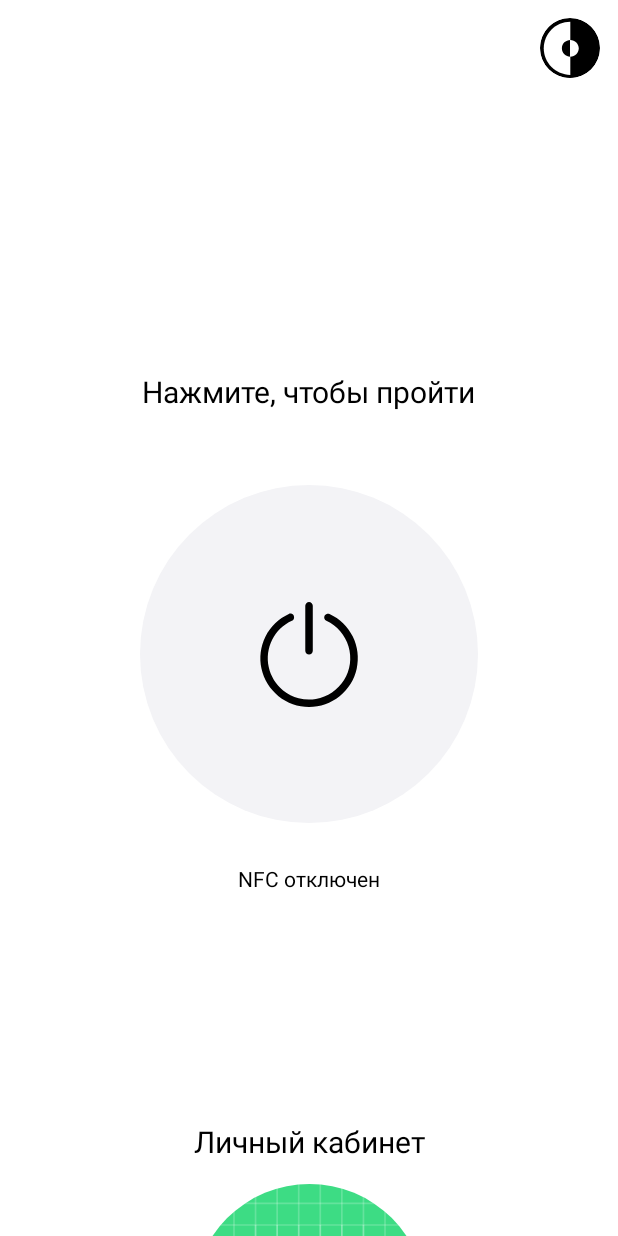
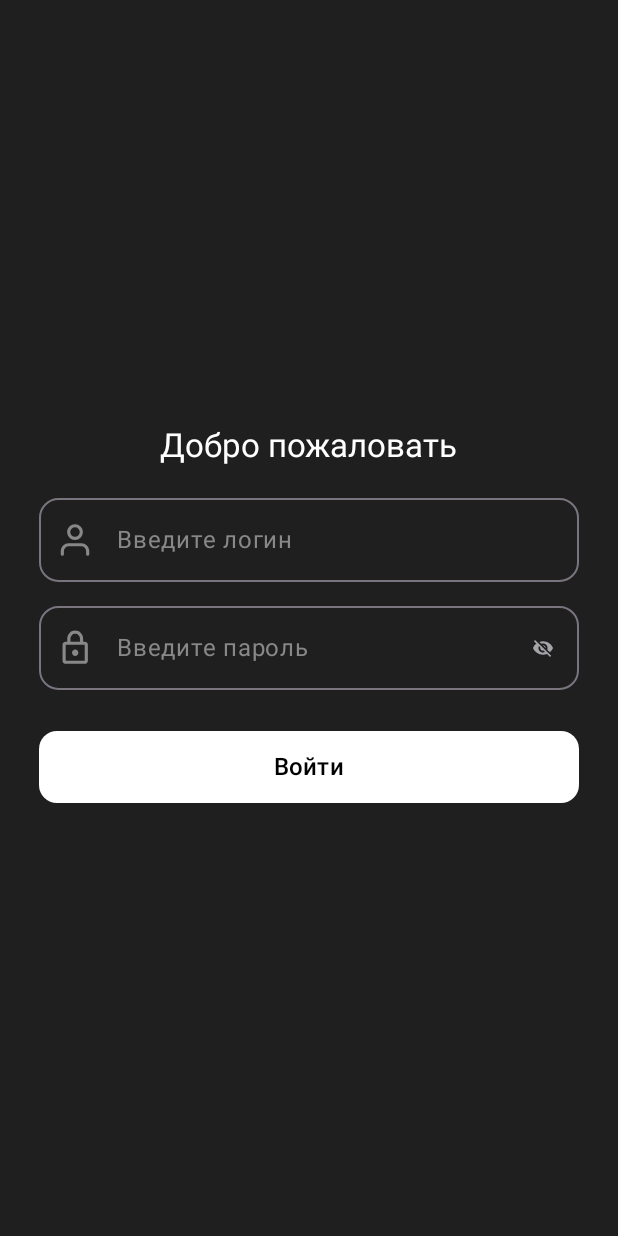
Before and after one commit to nigdgs/openway_access, an Android app built with Jetpack Compose: the screen it shows after launch (MainActivity), on a phone screen of 412 x 824 dp. Run offline under Robolectric (Android 15) with nearby library versions, the phone set to English and light mode, and no system bars.

Commit message:
Добавление авторизации (надо будет доделать!)

```diff
--- a/android/OpenWay/app/build.gradle.kts
+++ b/android/OpenWay/app/build.gradle.kts
@@ -49,6 +49,7 @@ dependencies {
     implementation(libs.androidx.ui.graphics)
     implementation(libs.androidx.ui.tooling.preview)
     implementation(libs.androidx.material3)
+    implementation(libs.androidx.foundation)
     testImplementation(libs.junit)
     androidTestImplementation(libs.androidx.junit)
     androidTestImplementation(libs.androidx.espresso.core)
--- /dev/null
+++ b/android/OpenWay/app/src/main/java/com/example/openway/LoginScreen.kt
@@ -0,0 +1,193 @@
+package com.example.openway
+
+
+
+import androidx.compose.foundation.background
+import androidx.compose.foundation.layout.Box
+import androidx.compose.foundation.layout.Column
+import androidx.compose.foundation.layout.Spacer
+import androidx.compose.foundation.layout.fillMaxSize
+import androidx.compose.foundation.layout.fillMaxWidth
+import androidx.compose.foundation.layout.height
+import androidx.compose.foundation.layout.padding
+import androidx.compose.foundation.layout.size
+import androidx.compose.foundation.shape.RoundedCornerShape
+import androidx.compose.foundation.text.KeyboardOptions
+import androidx.compose.material3.Button
+import androidx.compose.material3.ButtonDefaults
+import androidx.compose.material3.Icon
+import androidx.compose.material3.IconButton
+import androidx.compose.material3.LocalTextStyle
+import androidx.compose.material3.OutlinedTextField
+import androidx.compose.material3.Text
+import androidx.compose.runtime.Composable
+import androidx.compose.runtime.getValue
+import androidx.compose.runtime.mutableStateOf
+import androidx.compose.runtime.saveable.rememberSaveable
+import androidx.compose.runtime.setValue
+import androidx.compose.ui.Alignment
+import androidx.compose.ui.Modifier
+import androidx.compose.ui.graphics.Color
+import androidx.compose.ui.res.colorResource
+import androidx.compose.ui.res.painterResource
+import androidx.compose.ui.unit.dp
+import androidx.compose.ui.unit.sp
+import androidx.compose.ui.text.input.ImeAction
+import androidx.compose.ui.text.input.KeyboardType
+import androidx.compose.ui.text.input.PasswordVisualTransformation
+import androidx.compose.ui.text.input.VisualTransformation
+import androidx.compose.ui.tooling.preview.Preview
+
+
+@Preview(showBackground = true, showSystemUi = true)
+@Composable
+fun LoginScreen() {
+    // Состояния логина и пароля
+    var login by rememberSaveable { mutableStateOf("") }
+    var password by rememberSaveable { mutableStateOf("") }
+
+    // Состояние показывать ли пароль в виде текста или точками
+    var flagPassword by rememberSaveable { mutableStateOf(false) }
+
+    // Основной котейнер
+    Box(
+        modifier = Modifier
+            .fillMaxSize() // растягиваем на весь экран
+            .background(colorResource(R.color.dark_theme)) // цвет фона
+            .padding(16.dp) // отступы
+    ) {
+        // Колонки
+        Column(
+            modifier = Modifier
+                .align(Alignment.Center) // выравневание колонок по цетру
+                .fillMaxWidth(), // растягивание колонок на всю ширину
+            horizontalAlignment = Alignment.CenterHorizontally // сожержимое колонки по центру
+        ) {
+            Text(
+                text = "Добро пожаловать",
+                fontSize = 22.sp,
+                color = Color.White
+            )
+
+            Spacer(Modifier.height(20.dp)) // отступ
+
+            // Поле логина
+            OutlinedTextField(
+                value = login, // текущее значение поля
+                onValueChange = { login = it},
+                placeholder = { // подсказка
+                    Text(
+                        text = "Введите логин",
+                        color = Color.Gray
+                    )
+                },
+
+                singleLine = true, // поля в одну строку
+
+                keyboardOptions = KeyboardOptions( // натсройка клавиатуры
+                    keyboardType = KeyboardType.Text, // обычная клавиатура
+                    imeAction = ImeAction.Next        // кнопка "Далее" на клавиатуре
+                ),
+
+                textStyle = LocalTextStyle.current.copy( // стиль текста ввода
+                    color = Color.White, // цвет
+                    fontSize = 16.sp // рахмер
+                ),
+
+                leadingIcon = {
+                    Icon( // иконка пользователя
+                        painter = painterResource(R.drawable.person),
+                        contentDescription = "Логин",
+                        modifier = Modifier.size(25.dp),
+                        tint = Color.Gray
+                    )
+                },
+
+                modifier = Modifier
+                    .fillMaxWidth() // растягиваем на все ширину
+                    .padding(horizontal = 10.dp, vertical = 2.dp),
+                shape = RoundedCornerShape(13.dp) // cкругление
+            )
+
+            Spacer(Modifier.height(12.dp)) // отступ
+
+            // поле пароля
+            OutlinedTextField(
+                value = password, // текущее значение пароля
+                onValueChange = { password = it },
+                placeholder = { // подсказка
+                    Text(
+                        text = "Введите пароль",
+                        color = Color.Gray
+                    )
+                },
+                singleLine = true,
+
+                // Настройка отображения текста
+                visualTransformation = if (flagPassword) {
+                    VisualTransformation.None
+                } else {
+                    PasswordVisualTransformation()
+                },
+
+                //
+                keyboardOptions = KeyboardOptions ( // натсройка клавиатуры
+                    keyboardType = KeyboardType.Password, // клавиатура для пароля
+                    imeAction = ImeAction.Done // кнопка "Готово" на клавиатуре
+                ),
+
+                textStyle = LocalTextStyle.current.copy( // стиль текста ввода
+                    color = Color.White, // цвет
+                    fontSize = 16.sp // рахмер
+                ),
+
+                leadingIcon = {
+                    Icon( // иконка замка
+                        painter = painterResource(R.drawable.lock),
+                        contentDescription = "Логин",
+                        modifier = Modifier.size(25.dp),
+                        tint = Color.Gray
+                    )
+                },
+
+                // Иконка справа - "Глаз", чтобы покказывать/скрывать пароль
+                trailingIcon = {
+                    IconButton( onClick = { flagPassword = !flagPassword} ) {
+                        Icon( // иконка глаза
+                            painter = painterResource(
+                                id = if (flagPassword) R.drawable.eye
+                                else R.drawable.crossed_eye
+                            ),
+                            contentDescription = "Показать/скрыть пароль",
+                            tint = colorResource(R.color.icons)
+                        )
+                    }
+                },
+
+                modifier = Modifier
+                    .fillMaxWidth() // растягиваем на все ширину
+                    .padding(horizontal = 10.dp, vertical = 2.dp),
+                shape = RoundedCornerShape(13.dp) // cкругление
+            )
+
+            Spacer(Modifier.height(20.dp))
+
+            Button(
+                onClick = {
+                    // надо добавить проверку
+                },
+                modifier = Modifier
+                    .fillMaxWidth() // кнопка на всю ширину
+                    .padding(horizontal = 10.dp, vertical = 5.dp)
+                    .height(48.dp), // высота кнопки
+                shape = RoundedCornerShape(12.dp),
+                colors = ButtonDefaults.buttonColors(
+                    containerColor = Color.White,
+                    contentColor = Color.Black
+                )
+            ) {
+                Text("Войти", fontSize = 16.sp) // надпись на кнопке
+            }
+        }
+    }
+}
--- a/android/OpenWay/app/src/main/java/com/example/openway/MainActivity.kt
+++ b/android/OpenWay/app/src/main/java/com/example/openway/MainActivity.kt
@@ -53,7 +53,8 @@ class MainActivity : ComponentActivity() {
     override fun onCreate(savedInstanceState: Bundle?) {
         super.onCreate(savedInstanceState)
         setContent {
-            MainScreen()
+            //MainScreen()
+            LoginScreen()
         }
     }
 }
@@ -61,10 +62,10 @@ class MainActivity : ComponentActivity() {
 
 @Composable
 fun MainScreen () {
-    var flagIcButton by remember { mutableStateOf(false) } // переменная состояния кнопки светлого/темного режима
+    var flagTheme by remember { mutableStateOf(false) } // переменная состояния кнопки светлого/темного режима
 
     val box_color by animateColorAsState( // переменная плавного перехода цвета
-        targetValue = if (flagIcButton) {
+        targetValue = if (flagTheme) {
             colorResource(R.color.dark_theme)
         } else {
             Color.White
@@ -82,11 +83,11 @@ fun MainScreen () {
             .systemBarsPadding() // отступы от статусбара (то есть верхней системы!)
             .background(box_color) // в переменной все написанно
     ) {
-        Content(flagIcButton)
+        Content(flagTheme)
 
         PhotoIconToggleButton(
-            flagIcButton = flagIcButton,
-            onIcButton = {flagIcButton = !flagIcButton},
+            flagIcButton = flagTheme,
+            onIcButton = {flagTheme = !flagTheme},
             modifier = Modifier
                 .align (Alignment.TopEnd) // ставим в правый верхний угол
                 .padding(12.dp) // отступ от угла
@@ -100,7 +101,7 @@ fun PhotoIconToggleButton (
     flagIcButton: Boolean, // флаг состояния вкл/выкл
     onIcButton: () -> Unit,
     modifier: Modifier = Modifier // Модификатор
-    ) {
+) {
     IconButton(
         onClick = onIcButton, // переключение состояния
         modifier = modifier.size(40.dp) // размер кнопки
@@ -288,9 +289,9 @@ fun AccSection (flagTheme: Boolean) { // Функция Личного каби
         Image(
             contentDescription = "Аватарка",
             modifier = Modifier
-                .size(155.dp)
+                .size(130.dp)
                 .clip(CircleShape)
-                .background(Color.White),
+                .background(card_color),
             painter = painterResource(id = R.drawable.ic_launcher_background),
             contentScale = ContentScale.Crop,
         )
--- /dev/null
+++ b/android/OpenWay/app/src/main/res/drawable/crossed_eye.xml
@@ -0,0 +1,9 @@
+<vector xmlns:android="http://schemas.android.com/apk/res/android"
+    android:width="13dp"
+    android:height="11dp"
+    android:viewportWidth="13"
+    android:viewportHeight="11">
+  <path
+      android:pathData="M6.4,3.474L8.273,5.303V5.211C8.273,4.75 8.086,4.308 7.754,3.982C7.421,3.657 6.97,3.474 6.5,3.474H6.4ZM3.859,3.937L4.775,4.834C4.745,4.956 4.727,5.077 4.727,5.211C4.727,5.671 4.914,6.113 5.246,6.439C5.579,6.764 6.03,6.947 6.5,6.947C6.63,6.947 6.76,6.93 6.884,6.901L7.8,7.798C7.404,7.989 6.967,8.105 6.5,8.105C5.716,8.105 4.965,7.8 4.411,7.257C3.857,6.715 3.545,5.978 3.545,5.211C3.545,4.753 3.664,4.325 3.859,3.937ZM0.591,0.735L1.938,2.055L2.204,2.316C1.229,3.068 0.461,4.053 0,5.211C1.022,7.752 3.545,9.553 6.5,9.553C7.416,9.553 8.29,9.379 9.088,9.066L9.342,9.309L11.068,11L11.818,10.265L1.341,0M6.5,2.316C7.284,2.316 8.035,2.621 8.589,3.164C9.143,3.707 9.455,4.443 9.455,5.211C9.455,5.581 9.378,5.94 9.242,6.264L10.973,7.961C11.859,7.237 12.569,6.287 13,5.211C11.978,2.669 9.455,0.868 6.5,0.868C5.673,0.868 4.881,1.013 4.136,1.274L5.419,2.518C5.755,2.391 6.116,2.316 6.5,2.316Z"
+      android:fillColor="#000000"/>
+</vector>
--- /dev/null
+++ b/android/OpenWay/app/src/main/res/drawable/eye.xml
@@ -0,0 +1,12 @@
+<vector xmlns:android="http://schemas.android.com/apk/res/android"
+    android:width="13dp"
+    android:height="9dp"
+    android:viewportWidth="13"
+    android:viewportHeight="9">
+  <path
+      android:pathData="M6.5,6C7.328,6 8,5.328 8,4.5C8,3.672 7.328,3 6.5,3C5.672,3 5,3.672 5,4.5C5,5.328 5.672,6 6.5,6Z"
+      android:fillColor="#000000"/>
+  <path
+      android:pathData="M12.861,4.011C12.144,2.86 11.214,1.882 10.172,1.183C9.019,0.409 7.746,0 6.491,0C5.34,0 4.207,0.342 3.126,1.016C2.023,1.703 1.023,2.706 0.155,3.999C0.057,4.145 0.003,4.318 0,4.496C-0.003,4.674 0.045,4.849 0.138,4.998C0.853,6.161 1.774,7.14 2.8,7.829C3.955,8.606 5.198,9 6.491,9C7.756,9 9.032,8.594 10.18,7.827C11.222,7.13 12.149,6.149 12.863,4.988C12.953,4.842 13,4.672 13,4.499C13,4.326 12.951,4.156 12.861,4.011ZM6.5,7.2C5.986,7.2 5.484,7.042 5.056,6.745C4.628,6.448 4.295,6.027 4.098,5.533C3.902,5.04 3.85,4.497 3.95,3.973C4.051,3.45 4.298,2.968 4.662,2.591C5.026,2.213 5.489,1.956 5.993,1.852C6.498,1.748 7.02,1.801 7.495,2.006C7.971,2.21 8.377,2.556 8.662,3C8.948,3.444 9.1,3.966 9.1,4.5C9.1,5.216 8.826,5.902 8.338,6.408C7.851,6.914 7.19,7.199 6.5,7.2Z"
+      android:fillColor="#000000"/>
+</vector>
--- /dev/null
+++ b/android/OpenWay/app/src/main/res/drawable/lock.xml
@@ -0,0 +1,9 @@
+<vector xmlns:android="http://schemas.android.com/apk/res/android"
+    android:width="8dp"
+    android:height="10dp"
+    android:viewportWidth="8"
+    android:viewportHeight="10">
+  <path
+      android:pathData="M1.5,9.167C1.271,9.167 1.075,9.085 0.912,8.922C0.749,8.759 0.667,8.563 0.667,8.333V4.167C0.667,3.937 0.748,3.741 0.912,3.578C1.075,3.415 1.271,3.334 1.5,3.333H1.917V2.5C1.917,1.924 2.12,1.432 2.526,1.026C2.933,0.62 3.424,0.417 4,0.417C4.576,0.416 5.068,0.62 5.474,1.026C5.881,1.433 6.084,1.924 6.083,2.5V3.333H6.5C6.729,3.333 6.925,3.415 7.089,3.578C7.252,3.742 7.334,3.938 7.333,4.167V8.333C7.333,8.562 7.252,8.759 7.089,8.922C6.926,9.085 6.729,9.167 6.5,9.167H1.5ZM1.5,8.333H6.5V4.167H1.5V8.333ZM4,7.083C4.229,7.083 4.425,7.002 4.589,6.839C4.752,6.676 4.834,6.479 4.833,6.25C4.833,6.021 4.752,5.824 4.589,5.662C4.426,5.499 4.23,5.417 4,5.417C3.77,5.416 3.574,5.498 3.412,5.662C3.249,5.826 3.168,6.022 3.167,6.25C3.166,6.478 3.248,6.675 3.412,6.839C3.576,7.003 3.772,7.084 4,7.083ZM2.75,3.333H5.25V2.5C5.25,2.153 5.128,1.858 4.885,1.615C4.642,1.371 4.347,1.25 4,1.25C3.653,1.25 3.358,1.371 3.115,1.615C2.872,1.858 2.75,2.153 2.75,2.5V3.333Z"
+      android:fillColor="#000000"/>
+</vector>
--- a/android/OpenWay/app/src/main/res/values/colors.xml
+++ b/android/OpenWay/app/src/main/res/values/colors.xml
@@ -4,4 +4,5 @@
     <color name="light_nfc_button_on">#F3F3F6</color>
     <color name="nfc_button_on">#3CCE42</color>
     <color name="dark_theme">#1F1F1F</color>
+    <color name="icons">#A4A4A9</color>
 </resources>
--- a/android/OpenWay/gradle/libs.versions.toml
+++ b/android/OpenWay/gradle/libs.versions.toml
@@ -1,5 +1,5 @@
 [versions]
-agp = "8.12.2"
+agp = "8.12.3"
 kotlin = "2.0.21"
 coreKtx = "1.10.1"
 junit = "4.13.2"
@@ -8,6 +8,7 @@ espressoCore = "3.5.1"
 lifecycleRuntimeKtx = "2.6.1"
 activityCompose = "1.8.0"
 composeBom = "2024.09.00"
+foundation = "1.9.1"
 
 [libraries]
 androidx-core-ktx = { group = "androidx.core", name = "core-ktx", version.ref = "coreKtx" }
@@ -24,6 +25,7 @@ androidx-ui-tooling-preview = { group = "androidx.compose.ui", name = "ui-toolin
 androidx-ui-test-manifest = { group = "androidx.compose.ui", name = "ui-test-manifest" }
 androidx-ui-test-junit4 = { group = "androidx.compose.ui", name = "ui-test-junit4" }
 androidx-material3 = { group = "androidx.compose.material3", name = "material3" }
+androidx-foundation = { group = "androidx.compose.foundation", name = "foundation", version.ref = "foundation" }
 
 [plugins]
 android-application = { id = "com.android.application", version.ref = "agp" }
```
